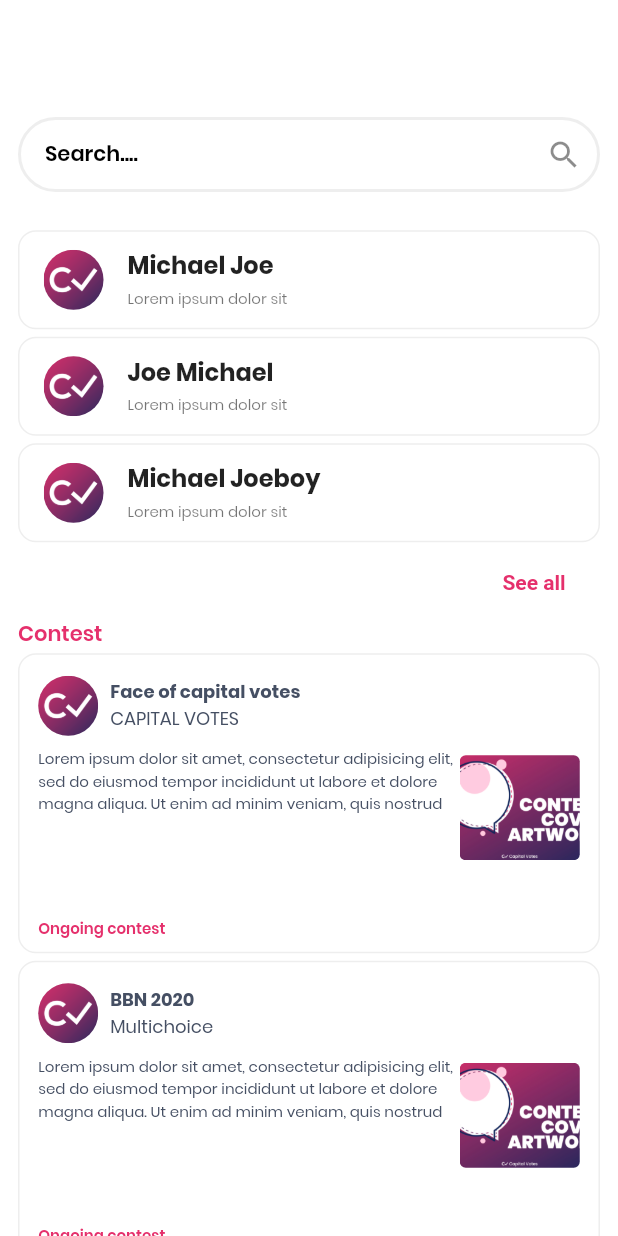
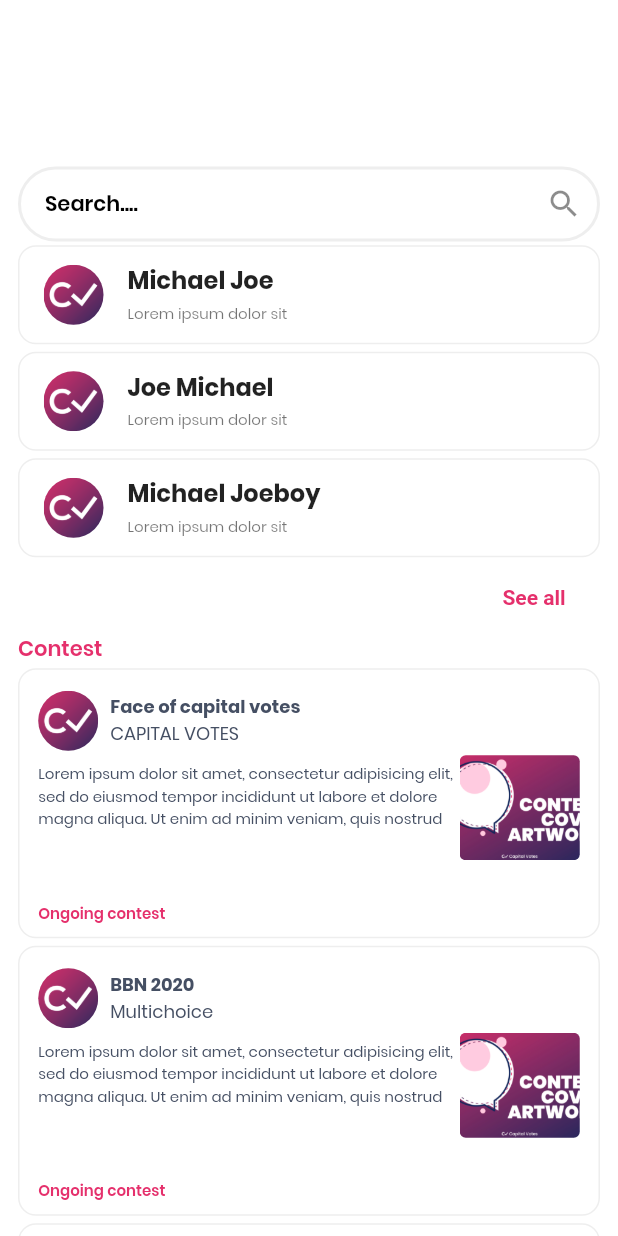
Before and after one commit to Toluwalope-Coast/capitalvotes, a Flutter app: the Search screen opened by its route, on a phone screen of 412 x 824 dp. Run offline on Flutter 3.47's test engine with Material 2 defaults, Android fonts, the phone set to English and light mode, and no system bars; our stand-ins replace firebase_auth, flutter_image_compress, flutter_spinkit, google_sign_in, image_cropper, image_picker; missing offline and left inert: flutter_country_picker, flutter_facebook_login; accounts and stored records are empty.

Commit message:
edited file

```diff
--- a/lib/pages/search.dart
+++ b/lib/pages/search.dart
@@ -58,13 +58,17 @@ class _SearchState extends State<Search> {
     final screenHeight = MediaQuery.of(context).size.height;
     final screenWidth = MediaQuery.of(context).size.width;
     return Scaffold(
+      appBar: AppBar(
+        backgroundColor: Colors.white,
+        elevation: 0.0,
+      ),
       body: ListView(
         padding: EdgeInsets.fromLTRB(12.0, 55.0, 12.0, 12.0),
         physics: BouncingScrollPhysics(),
         children: <Widget>[
 //          SEARCH BAR
           Container(
-            margin: EdgeInsets.symmetric(vertical: 23.0),
+//            margin: EdgeInsets.symmetric(vertical: 23.0),
             child: TextField(
               controller: searchFieldController,
               style: TextStyle(fontSize: 14.0, fontWeight: FontWeight.w600),
@@ -225,7 +229,7 @@ class _SearchState extends State<Search> {
 
 //   main custom search card widget
     return Container(
-      constraints: BoxConstraints(minHeight: 140.0, maxHeight: 200.0),
+      constraints: BoxConstraints(minHeight: 120.0, maxHeight: 180.0),
       padding: EdgeInsets.fromLTRB(12.5, 14.0, 12.5, 8.0),
       margin: EdgeInsets.symmetric(vertical: 2.5),
       decoration: BoxDecoration(
```
